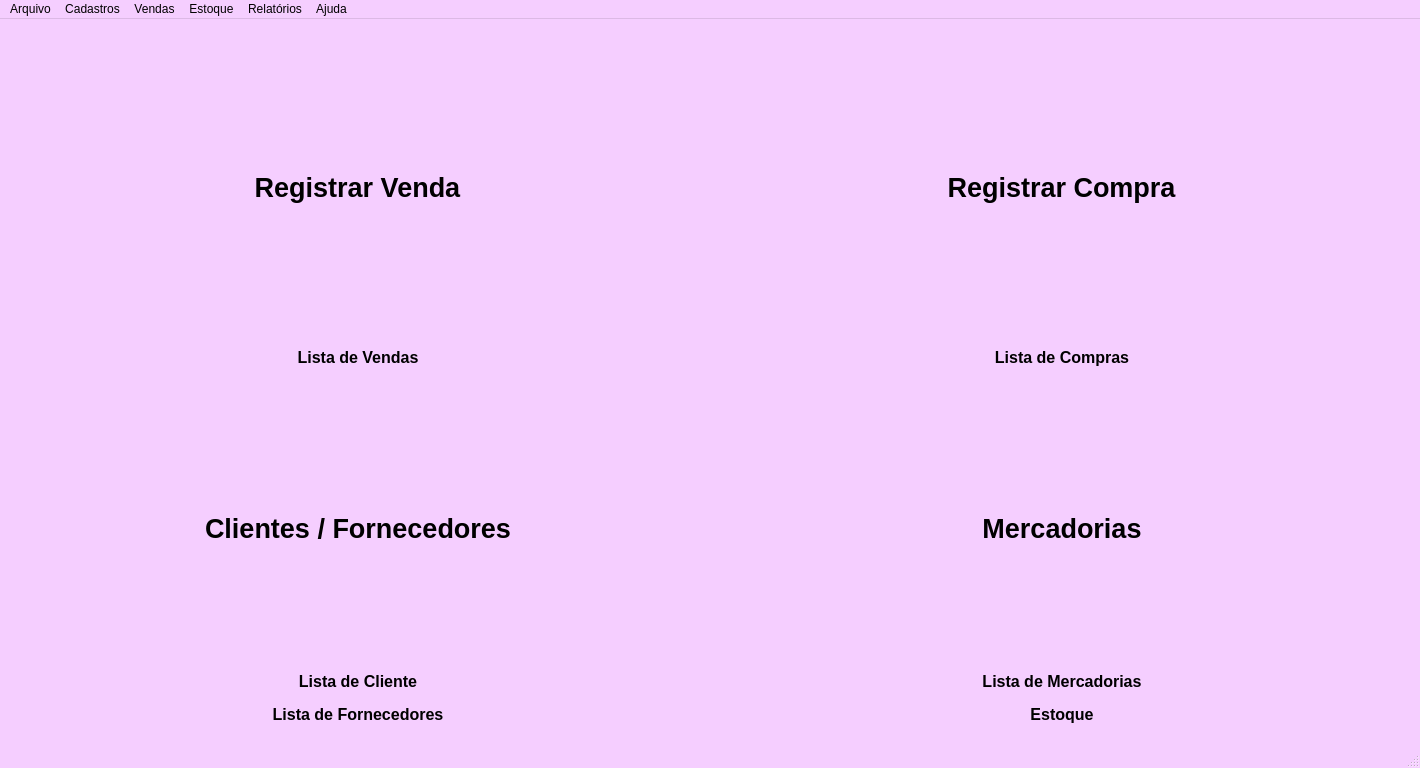
Klubas/Projeto-SOAD, file Resources/UI/MainWindow.ui: the form before one commit.
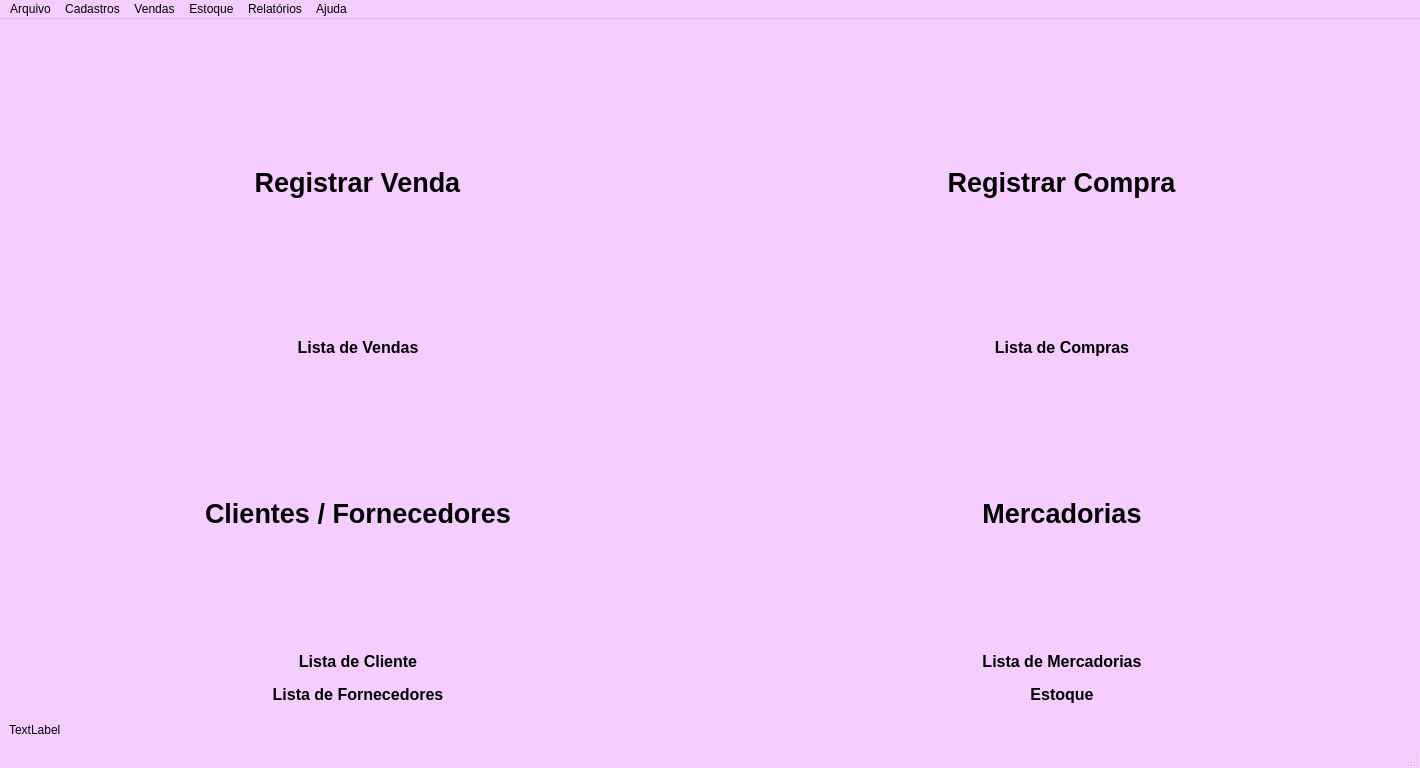
The form after the commit.

Patch:
```diff
--- a/Resources/UI/MainWindow.ui
+++ b/Resources/UI/MainWindow.ui
@@ -553,6 +553,13 @@
         </item>
        </layout>
       </item>
+      <item>
+       <widget class="QLabel" name="label_background">
+        <property name="text">
+         <string>TextLabel</string>
+        </property>
+       </widget>
+      </item>
      </layout>
     </item>
    </layout>
```
